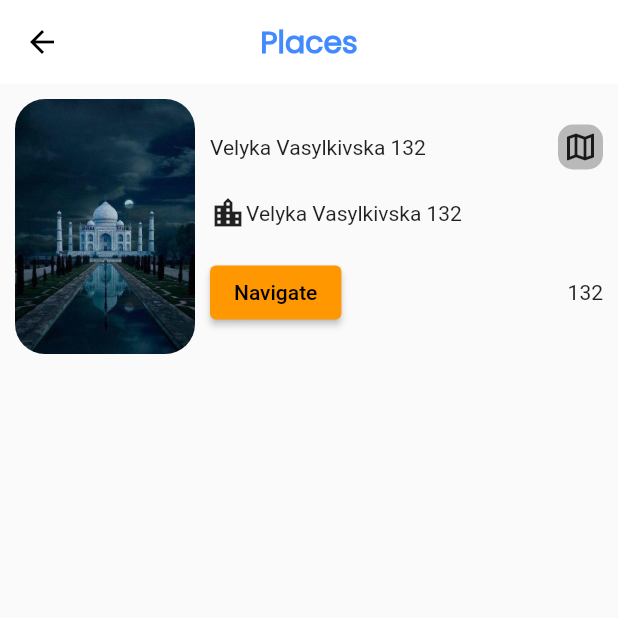
After one commit to sushant102004/tourism, a Flutter app: the Places screen opened directly, on a phone screen of 412 x 824 dp, the top half of it. The commit adds this screen. Run offline on Flutter 3.47's test engine with Material 2 defaults, Android fonts, the light colour scheme and no system bars; our stand-ins replace carousel_slider, image_picker, ionicons, salomon_bottom_bar.

Commit message:
added places to visit

```diff
--- a/lib/manali/intro.dart
+++ b/lib/manali/intro.dart
@@ -1,5 +1,6 @@
 import 'package:flutter/material.dart';
 import 'package:ionicons/ionicons.dart';
+import 'package:tourism/manali/places.dart';
 
 class IntroManali extends StatelessWidget {
   const IntroManali({Key? key}) : super(key: key);
@@ -39,7 +40,10 @@ class IntroManali extends StatelessWidget {
               Padding(
                 padding: const EdgeInsets.only(top: 10),
                 child: IconButton(
-                  onPressed: () {},
+                  onPressed: () {
+                    Navigator.push(context,
+                        MaterialPageRoute(builder: (context) => const Places()));
+                  },
                   icon: const Icon(
                     Ionicons.compass_outline,
                     color: Colors.black,
--- /dev/null
+++ b/lib/manali/places.dart
@@ -0,0 +1,93 @@
+import 'package:flutter/material.dart';
+
+class Places extends StatelessWidget {
+  const Places({Key? key}) : super(key: key);
+
+  @override
+  Widget build(BuildContext context) {
+    return Scaffold(
+      appBar: AppBar(
+        iconTheme: const IconThemeData(color: Colors.black),
+        backgroundColor: Colors.white,
+        centerTitle: true,
+        title: const Text(
+          "Places",
+          style: TextStyle(
+              color: Colors.blueAccent,
+              fontFamily: "Poppins",
+              fontWeight: FontWeight.w600),
+        ),
+        elevation: 0,
+      ),
+      body: Column(
+        children: [
+          Container(
+            width: MediaQuery.of(context).size.width,
+            height: 170,
+            margin: EdgeInsets.all(10.0),
+            child: Row(
+              mainAxisAlignment: MainAxisAlignment.spaceBetween,
+              children: [
+                ClipRRect(
+                  borderRadius: BorderRadius.circular(20.0),
+                  child: const Image(
+                    image: AssetImage("assets/images/1.jpg"),
+                    height: 170,
+                    width: 120,
+                    fit: BoxFit.cover,
+                  ),
+                ),
+                Container(
+                  width: MediaQuery.of(context).size.width - 150,
+                  height: 170,
+                  child: Column(
+                    mainAxisAlignment: MainAxisAlignment.spaceEvenly,
+                    children: [
+                      Row(
+                        mainAxisAlignment: MainAxisAlignment.spaceBetween,
+                        children: [
+                          Text('Velyka Vasylkivska 132'),
+                          Container(
+                            height: 30,
+                            width: 30,
+                            decoration: BoxDecoration(
+                                borderRadius: BorderRadius.circular(10.0),
+                                color: Colors.black26),
+                            child: Icon(Icons.map_outlined),
+                          ),
+                        ],
+                      ),
+                      Row(
+                        children: const [
+                          Icon(Icons.location_city),
+                          Text('Velyka Vasylkivska 132')
+                        ],
+                      ),
+                      Row(
+                        mainAxisAlignment: MainAxisAlignment.spaceBetween,
+                        children: [
+                          ElevatedButton(
+                            style: ElevatedButton.styleFrom(
+                              primary: Colors.orange, // background
+                              // onPrimary: Colors.orange, // foreground
+                            ),
+                            onPressed: () {},
+                            child: const Text(
+                              'Navigate',
+                              style: TextStyle(color: Colors.black),
+                            ),
+                          ),
+                          Text('132'),
+                        ],
+                      ),
+                    ],
+                  ),
+                )
+              ],
+            ),
+          )
+        ],
+      ),
+    );
+  }
+}
--- a/pubspec.yaml
+++ b/pubspec.yaml
@@ -52,7 +52,7 @@ flutter:
 
   # To add assets to your application, add an assets section, like this:
   assets:
-    - assets/images/
+    - assets/images/1.jpg
   #   - images/a_dot_ham.jpeg
   # An image asset can refer to one or more resolution-specific "variants", see
   # https://flutter.dev/assets-and-images/#resolution-aware.
```
